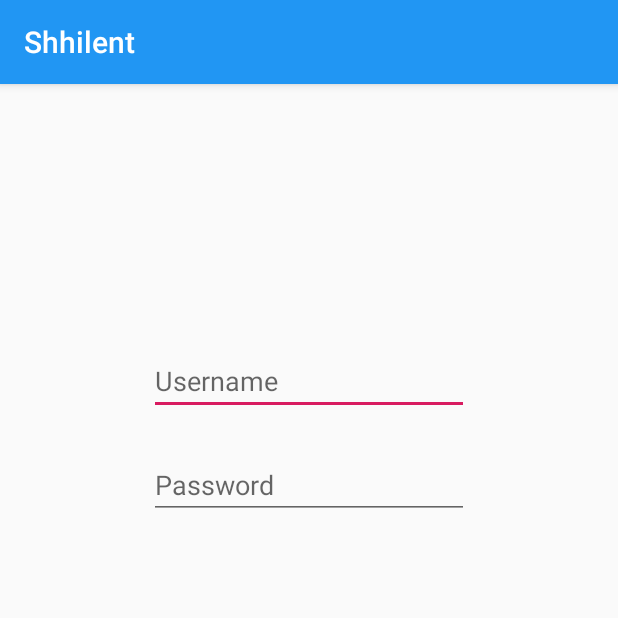
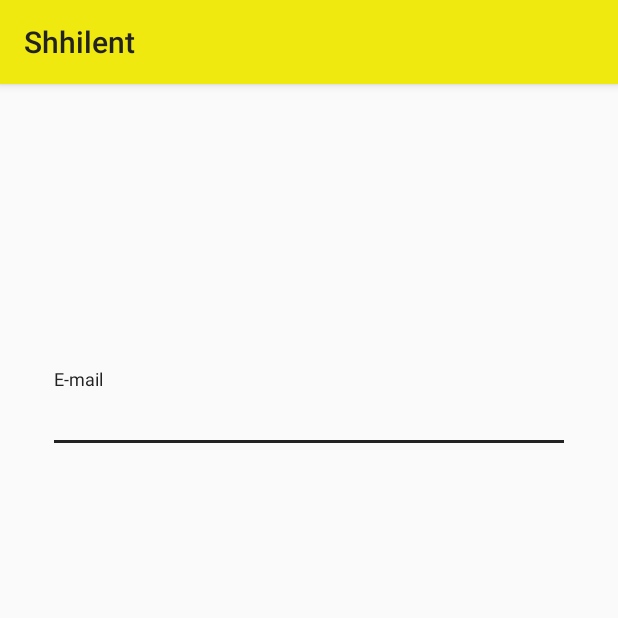
Before and after one commit to rick2909/shhilent, an Android app: the screen it shows after launch (MainActivity), on a phone screen of 412 x 824 dp, the top half of it. Run offline under Robolectric (Android 15) with nearby library versions, the phone set to English and light mode, and no system bars.

Commit message:
Fix color to new icon

```diff
--- a/app/src/main/res/layout/activity_main.xml
+++ b/app/src/main/res/layout/activity_main.xml
@@ -7,8 +7,8 @@
     tools:context=".MainActivity">
 
     <androidx.constraintlayout.widget.ConstraintLayout
-        android:id="@+id/inlog"
-        android:layout_width="wrap_content"
+        android:id="@+id/loginBox"
+        android:layout_width="0dp"
         android:layout_height="wrap_content"
         android:layout_marginStart="24dp"
         android:layout_marginTop="24dp"
@@ -20,41 +20,56 @@
         app:layout_constraintTop_toTopOf="parent"
         app:layout_constraintVertical_bias="0.25">
 
-        <EditText
-            android:id="@+id/username"
-            android:layout_width="wrap_content"
+        <com.google.android.material.textfield.TextInputLayout
+            android:id="@+id/emailLayout"
+            android:layout_width="match_parent"
             android:layout_height="wrap_content"
-            android:layout_marginBottom="24dp"
-            android:ems="10"
-            android:hint="Username"
-            android:inputType="textPersonName"
+            android:layout_marginStart="8dp"
+            android:layout_marginEnd="8dp"
             app:layout_constraintBottom_toBottomOf="parent"
             app:layout_constraintEnd_toEndOf="parent"
             app:layout_constraintStart_toStartOf="parent"
             app:layout_constraintTop_toTopOf="parent"
-            app:layout_constraintVertical_bias="0.0" />
+            app:layout_constraintVertical_bias="1.0">
 
-        <EditText
-            android:id="@+id/password"
-            android:layout_width="wrap_content"
+            <EditText
+                android:id="@+id/email"
+                android:layout_width="match_parent"
+                android:layout_height="match_parent"
+                android:hint="E-mail"
+                android:inputType="textEmailAddress"
+                android:selectAllOnFocus="true"
+                android:singleLine="true" />
+        </com.google.android.material.textfield.TextInputLayout>
+
+        <com.google.android.material.textfield.TextInputLayout
+            android:id="@+id/passwordLayout"
+            android:layout_width="0dp"
             android:layout_height="wrap_content"
-            android:layout_marginTop="24dp"
-            android:ems="10"
-            android:hint="Password"
-            android:inputType="textPassword"
-            app:layout_constraintBottom_toBottomOf="parent"
+            android:layout_marginStart="8dp"
+            android:layout_marginTop="32dp"
+            android:layout_marginEnd="8dp"
             app:layout_constraintEnd_toEndOf="parent"
             app:layout_constraintStart_toStartOf="parent"
-            app:layout_constraintTop_toBottomOf="@+id/username"
-            app:layout_constraintVertical_bias="1.0" />
+            app:layout_constraintTop_toBottomOf="@+id/emailLayout">
+
+            <EditText
+                android:id="@+id/input_password"
+                android:layout_width="match_parent"
+                android:layout_height="wrap_content"
+                android:hint="Password"
+                android:inputType="textPassword"
+                android:selectAllOnFocus="true"
+                android:singleLine="true" />
+        </com.google.android.material.textfield.TextInputLayout>
 
         <Button
             android:id="@+id/Login"
             android:layout_width="wrap_content"
             android:layout_height="wrap_content"
-            android:layout_marginTop="16dp"
+            android:layout_marginTop="0dp"
             android:text="Login"
-            app:layout_constraintEnd_toEndOf="@+id/password"
-            app:layout_constraintTop_toBottomOf="@+id/password" />
+            app:layout_constraintEnd_toEndOf="@+id/passwordLayout"
+            app:layout_constraintTop_toBottomOf="@+id/passwordLayout" />
     </androidx.constraintlayout.widget.ConstraintLayout>
 </androidx.constraintlayout.widget.ConstraintLayout>
--- a/app/src/main/res/values/colors.xml
+++ b/app/src/main/res/values/colors.xml
@@ -1,6 +1,7 @@
 <?xml version="1.0" encoding="utf-8"?>
 <resources>
-    <color name="colorPrimary">#2196F3</color>
-    <color name="colorPrimaryDark">#00574B</color>
-    <color name="colorAccent">#D81B60</color>
+    <color name="colorPrimary">#F0E90F</color>
+    <color name="colorPrimaryDark">#CCC60D</color>
+    <color name="colorAccent">#222222</color>
+    <color name="headerTextColor">@color/colorAccent</color>
 </resources>
--- /dev/null
+++ b/app/src/main/res/values/ic_launcher_background.xml
@@ -0,0 +1,4 @@
+<?xml version="1.0" encoding="utf-8"?>
+<resources>
+    <color name="ic_launcher_background">#F0E90F</color>
+</resources>
--- a/app/src/main/res/values/styles.xml
+++ b/app/src/main/res/values/styles.xml
@@ -6,6 +6,15 @@
         <item name="colorPrimary">@color/colorPrimary</item>
         <item name="colorPrimaryDark">@color/colorPrimaryDark</item>
         <item name="colorAccent">@color/colorAccent</item>
+        <item name="actionBarStyle">@style/MyActionBar</item>
+    </style>
+
+    <style name="MyActionBar" parent="@style/Widget.AppCompat.Light.ActionBar.Solid.Inverse">
+        <item name="titleTextStyle">@style/MyActionBarTitle</item>
+    </style>
+
+    <style name="MyActionBarTitle" parent="@style/TextAppearance.AppCompat.Widget.ActionBar.Title">
+        <item name="android:textColor">@color/headerTextColor</item>
     </style>
 
 </resources>
```
